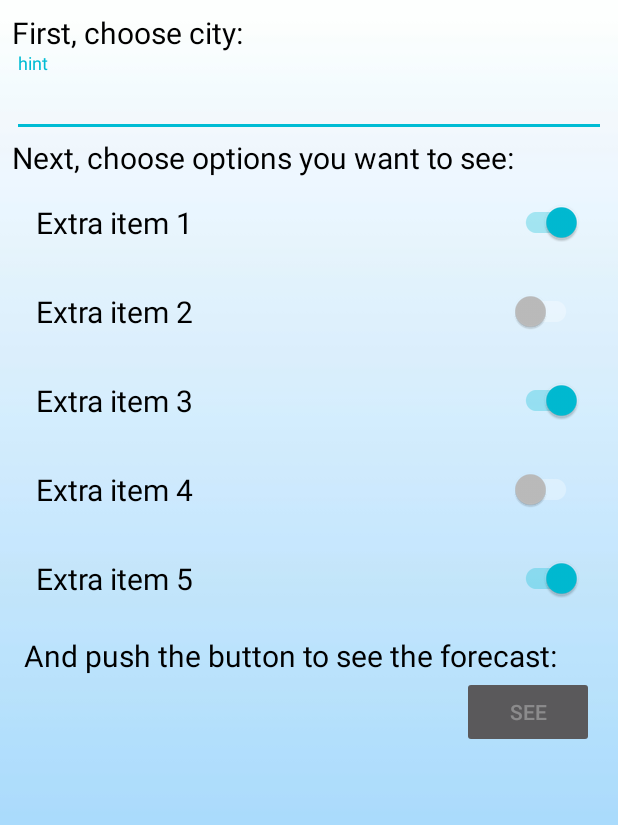
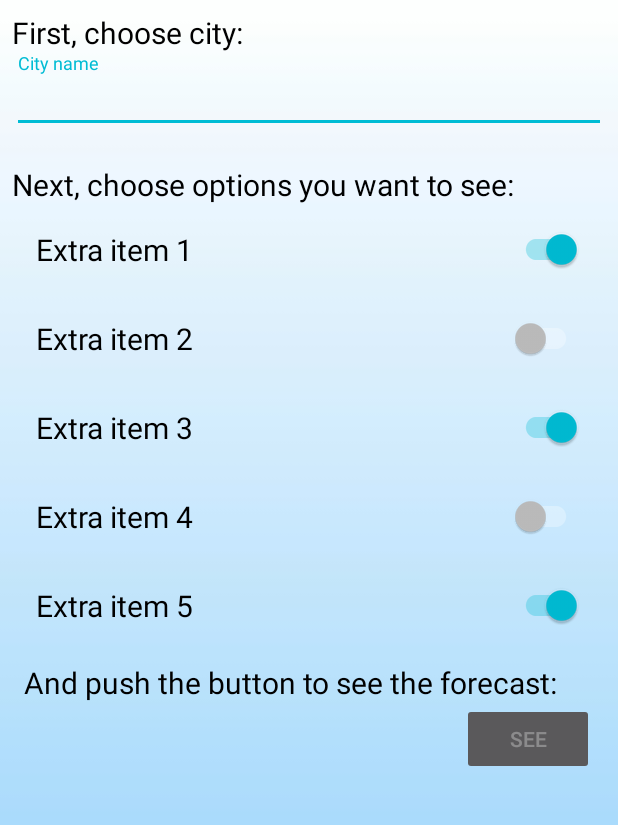
Before and after one commit to Nati098/Weather-App, an Android app: the screen it shows after launch (BaseAppActivity), on a phone screen of 412 x 824 dp, the part 75-900 px from its top. Run offline under Robolectric (Android 15) with nearby library versions, the phone set to English and light mode, and no system bars.

Commit message:
Added Snackbar, TextInputLayout, some constants

```diff
--- a/app/src/main/java/ru/geekbrains/weatherapplication/fragment/CitiesListFragment.java
+++ b/app/src/main/java/ru/geekbrains/weatherapplication/fragment/CitiesListFragment.java
@@ -10,6 +10,7 @@ import android.view.View;
 import android.view.ViewGroup;
 import android.widget.Button;
 import android.widget.EditText;
+import android.widget.TextView;
 
 import androidx.annotation.NonNull;
 import androidx.annotation.Nullable;
@@ -17,6 +18,7 @@ import androidx.fragment.app.Fragment;
 import androidx.recyclerview.widget.LinearLayoutManager;
 import androidx.recyclerview.widget.RecyclerView;
 
+import com.google.android.material.snackbar.Snackbar;
 import com.google.android.material.textfield.TextInputEditText;
 
 import java.util.List;
@@ -102,26 +104,12 @@ public class CitiesListFragment extends Fragment {
 
     private void bindView(View view) {
         editTextCityName = view.findViewById(R.id.city_name_edittext);
-        editTextCityName.addTextChangedListener(new TextWatcher() {
-            @Override
-            public void beforeTextChanged(CharSequence charSequence, int i, int i1, int i2) {
-
+        editTextCityName.setOnFocusChangeListener((textView, hasFocus) -> {
+            if (hasFocus) {
+                return;
             }
-
-            @Override
-            public void onTextChanged(CharSequence charSequence, int i, int i1, int i2) {
-
-            }
-
-            @Override
-            public void afterTextChanged(Editable editable) {
-                if(editable.length() != 0) {
-                    btnSeeWeather.setEnabled(true);
-                }
-                else {
-                    btnSeeWeather.setEnabled(false);
-                }
-            }
+            TextView tv = (TextView) textView;
+            validate(tv, getResources().getString(R.string.empty_city_name_error));
         });
 
         if (DEBUG) {
@@ -130,7 +118,10 @@ public class CitiesListFragment extends Fragment {
         btnSeeWeather = view.findViewById(R.id.btn_see_weather);
         btnSeeWeather.setEnabled(!editTextCityName.getText().toString().isEmpty());
         btnSeeWeather.setOnClickListener(v -> {
-            openFragmentListener.openFragment(WeatherInfoFragment.newInstance(editTextCityName.getText().toString(), optionsAdapter.getData()));
+            Snackbar.make(view.findViewById(R.id.cities_list_fragment),
+                        R.string.show_forecast_confirm, Snackbar.LENGTH_LONG).setAction(R.string.show_forecast_yes,
+                        view1 -> openFragmentListener.openFragment(WeatherInfoFragment.newInstance(editTextCityName.getText().toString(), optionsAdapter.getData())))
+                    .show();
         });
 
         optionsRecycler = view.findViewById(R.id.recycler);
@@ -142,6 +133,18 @@ public class CitiesListFragment extends Fragment {
         optionsRecycler.setLayoutManager(new LinearLayoutManager(view.getContext()));
     }
 
+    private void validate(TextView view, String message) {
+        String value = view.getText().toString();
+
+        if (value.isEmpty()) {
+            view.setError(null);
+            btnSeeWeather.setEnabled(false);
+        } else {
+            view.setError(message);
+            btnSeeWeather.setEnabled(true);
+        }
+    }
+
 //    private void showExtraInfoFragment() {
 //        if (isExtraInfo && editTextCityName.getText() != null && !editTextCityName.getText().toString().isEmpty()) {
 //            openFragmentListener.openFragment(R.id.fragment_extra_info,
--- a/app/src/main/res/layout/fragment_cities_list.xml
+++ b/app/src/main/res/layout/fragment_cities_list.xml
@@ -1,6 +1,6 @@
 <?xml version="1.0" encoding="utf-8"?>
 <androidx.constraintlayout.widget.ConstraintLayout xmlns:android="http://schemas.android.com/apk/res/android"
-    xmlns:tools="http://schemas.android.com/tools"
+    android:id="@+id/cities_list_fragment"
     android:layout_width="match_parent"
     android:layout_height="match_parent"
     xmlns:app="http://schemas.android.com/apk/res-auto"
@@ -39,23 +39,18 @@
 
             <com.google.android.material.textfield.TextInputLayout
                 android:layout_width="match_parent"
-                android:layout_height="match_parent">
+                android:layout_height="match_parent"
+                app:errorEnabled="true">
 
                 <com.google.android.material.textfield.TextInputEditText
                     android:id="@+id/city_name_edittext"
                     android:layout_width="match_parent"
                     android:layout_height="wrap_content"
-                    android:hint="hint" />
+                    android:inputType="text|textNoSuggestions|textCapWords"
+                    android:textAppearance="@style/RegularTextStyle"
+                    android:textColor="@null"
+                    android:hint="@string/city_name_hint"/>
             </com.google.android.material.textfield.TextInputLayout>
-
-            <EditText
-                android:layout_width="match_parent"
-                android:layout_height="wrap_content"
-                android:inputType="text|textNoSuggestions|textCapWords"
-                android:textAppearance="@style/RegularTextStyle"
-                android:textColor="@null"
-                android:visibility="gone"
-                />
 
             <TextView
                 android:layout_width="wrap_content"
--- a/app/src/main/res/layout/toolbar.xml
+++ b/app/src/main/res/layout/toolbar.xml
@@ -8,7 +8,7 @@
     android:layout_height="@dimen/toolbar_height"
     android:padding="8dp"
     android:background="?attr/colorPrimary"
-    app:titleTextColor="#FFFFFF"
+    app:titleTextAppearance="@style/TitleTextStyle"
     android:minHeight="?attr/actionBarSize">
 
     <androidx.constraintlayout.widget.ConstraintLayout
--- a/app/src/main/res/values/attrs.xml
+++ b/app/src/main/res/values/attrs.xml
@@ -1,6 +1,6 @@
 <?xml version="1.0" encoding="utf-8"?>
 <resources>
-    <attr name="toolbarIconColor" format="reference" />
+    <attr name="toolbarIconColor" format="color" />
     <attr name="backgroundImage" format="integer"/>
     <attr name="backgroundRecyclerColor" format="color"/>
 </resources>
--- a/app/src/main/res/values/strings.xml
+++ b/app/src/main/res/values/strings.xml
@@ -1,5 +1,10 @@
 <resources>
     <string name="app_name">Weather Application</string>
+
+    <string name="city_name_hint">City name</string>
+    <string name="show_forecast_confirm">Are you sure?</string>
+    <string name="show_forecast_yes">Go</string>
+
     <string name="weather_info_title">%1$s\'s weather</string>
 
     <string name="weather_description">Feels like</string>
@@ -10,7 +15,6 @@
     <string name="temperature_unit" translatable="false">°C</string>
 
     <string name="week_forecast_title">Forecast for the next days</string>
-
     <string name="more_info_btn">More information</string>
 
     <string name="monday">Monday</string>
@@ -28,6 +32,7 @@
 
     <string name="setting_night_mode">Night mode</string>
 
+    <string name="empty_city_name_error">City name cannot be empty</string>
     <string name="cannot_load_info_error">Cannot load information</string>
 
     <string name="temperature_dummy" translatable="false">7°C</string>
```
Also changed, not shown: 1 other file.
